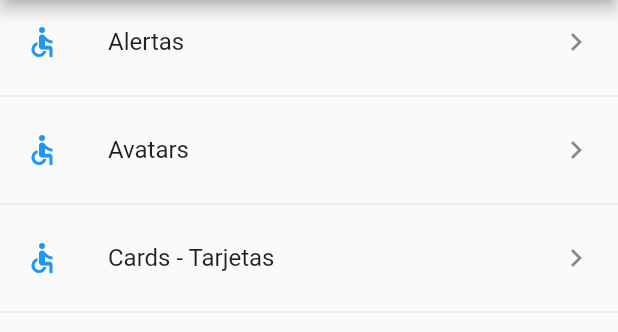
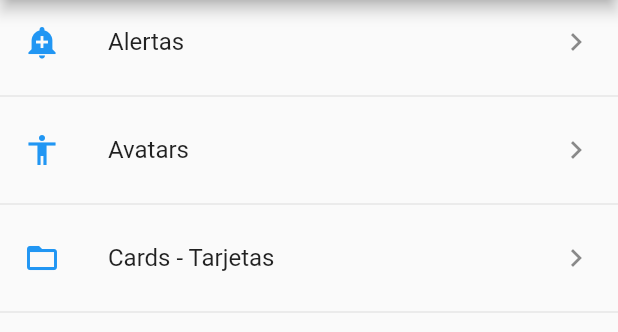
Before and after one commit to frozenfangkb/components-flutter, a Flutter app: the screen it shows after launch, on a phone screen of 412 x 824 dp, the part 84-416 px from its top. Run offline on Flutter 3.47's test engine with Material 2 defaults, Android fonts, the phone set to English and light mode, and no system bars.

Commit message:
dynamic icons

```diff
--- a/lib/src/pages/home_page.dart
+++ b/lib/src/pages/home_page.dart
@@ -1,4 +1,5 @@
 import 'package:componentes/src/providers/menu_provider.dart';
+import 'package:componentes/src/utils/icon_string_util.dart';
 import 'package:flutter/material.dart';
 
 class HomePage extends StatelessWidget {
@@ -31,7 +32,7 @@ class HomePage extends StatelessWidget {
     data.forEach((element) {
       final widgetTemp = ListTile(
         title: Text(element['texto']),
-        leading: Icon(Icons.accessible_outlined, color: Colors.blue),
+        leading: getIcon(element['icon']),
         trailing: Icon(Icons.keyboard_arrow_right),
         onTap: () {},
       );
```
Also changed, not shown: lib/src/utils/icon_string_util.dart (added, +9 -0 lines).
